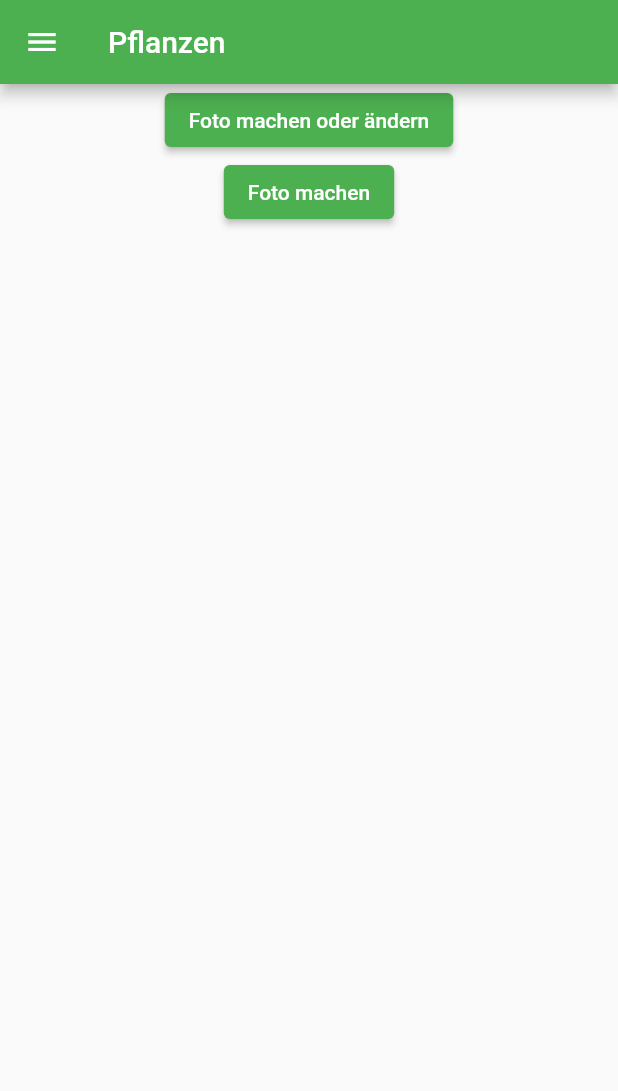
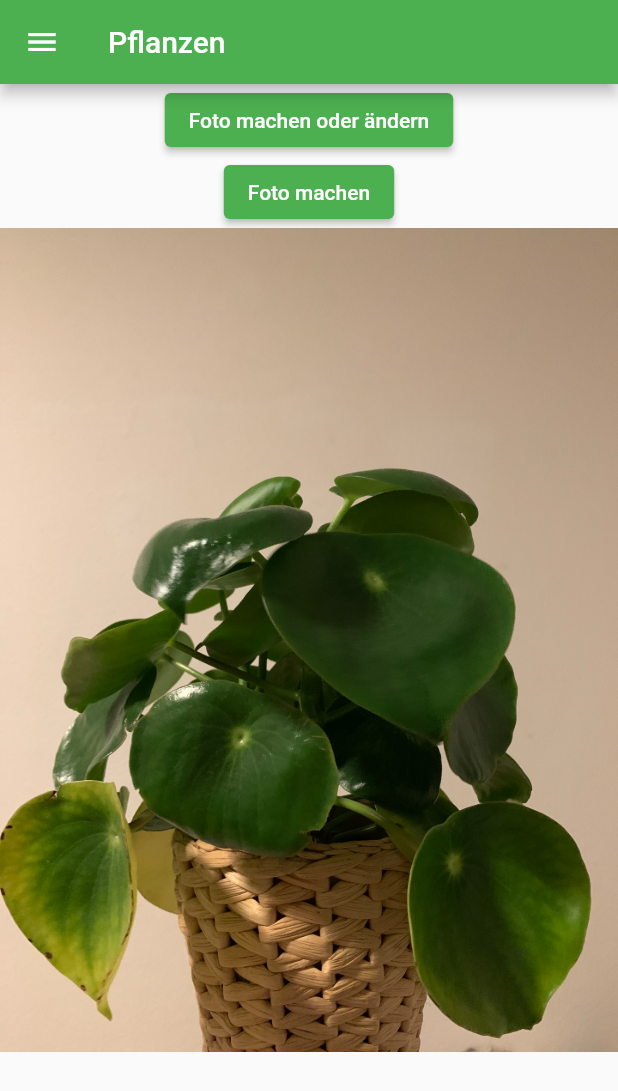
Before and after one commit to marvott/flutter-waterplants, a Flutter app: the screen it shows after launch, on a phone screen of 412 x 824 dp. Shown: the top 1091 px of the screen. Run offline on Flutter 3.47's test engine with Material 2 defaults, Android fonts, the phone set to English and light mode, and no system bars; our stand-ins replace camera.

Commit message:
show asset-picture on ios simulator

```diff
--- a/lib/plant_route.dart
+++ b/lib/plant_route.dart
@@ -21,15 +21,22 @@ class _PlantRouteState extends State<PlantRoute> {
     if (widget.imagePath.isNotEmpty && widget.cameraName != "fake") {
       picOrButton = Image.file(File(widget.imagePath));
     } else if (widget.imagePath.isNotEmpty && widget.cameraName == "fake") {
-      picOrButton = Image.asset(widget.imagePath);
+      picOrButton = const Image(image: AssetImage("assets/images/plant.jpeg"));
     } else {
       picOrButton = ElevatedButton(
           child: const Text('Foto machen'),
           onPressed: () {
             if (widget.cameraName == "fake") {
-              PlantRoute(
-                  cameraName: widget.cameraName,
-                  imagePath: "assets/images/plant.jpeg");
+              // PlantRoute(
+              //     imagePath: "assets/images/plant.jpeg",
+              //     cameraName: widget.cameraName);
+              Navigator.of(context).push(
+              MaterialPageRoute(
+                builder: (context) => PlantRoute(
+                  imagePath: "assets/images/plant.jpeg", cameraName: widget.cameraName,
+                ),
+              ),
+            );
             } else {
               Navigator.pushNamed(context, '/camera');
             }
@@ -42,7 +49,7 @@ class _PlantRouteState extends State<PlantRoute> {
       ),
 
       // Inhalt der Pflanzen-Seite
-      body: Center(
+      body: SingleChildScrollView(
         child: Column(
           children: [
             ElevatedButton(
@@ -56,7 +63,8 @@ class _PlantRouteState extends State<PlantRoute> {
                     Navigator.pushNamed(context, '/camera');
                   }
                 }),
-            picOrButton // Zeigt einen Knopf oder das Foto
+            picOrButton, // Zeigt einen Knopf oder das Foto
+            const Image(image: AssetImage("assets/images/plant.jpeg"))
           ],
         ),
       ),
```
